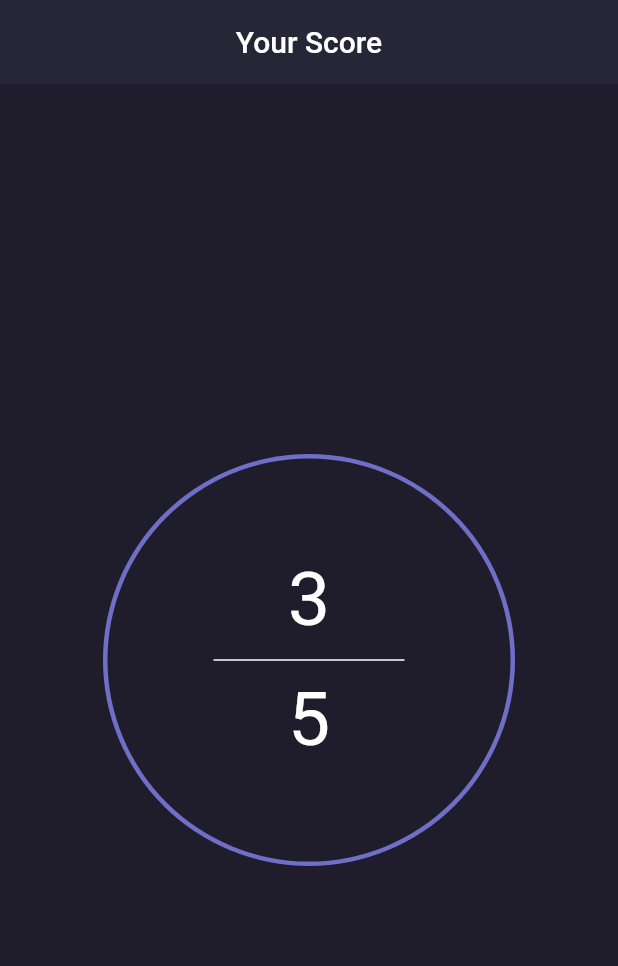
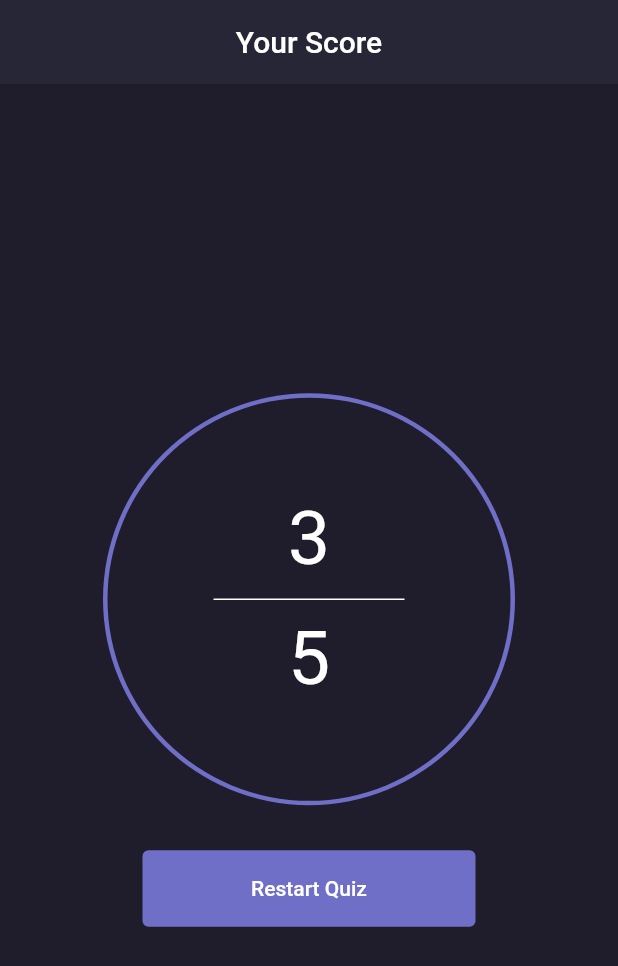
Before and after one commit to octoi/quiz-app, a Flutter app: the screen it shows after launch, on a phone screen of 412 x 824 dp. Shown: the top 966 px of the screen. Run offline on Flutter 3.47's test engine with Material 2 defaults, Android fonts, the phone set to English and light mode, and no system bars; our stand-ins replace html_unescape.

Commit message:
score screen

```diff
--- a/lib/screens/score_screen.dart
+++ b/lib/screens/score_screen.dart
@@ -1,4 +1,5 @@
 import 'package:flutter/material.dart';
+import 'package:quiz_app/screens/home_screen.dart';
 import 'package:quiz_app/utils/colors.dart';
 
 class ScoreScreen extends StatelessWidget {
@@ -60,6 +61,31 @@ class ScoreScreen extends StatelessWidget {
                     ),
                   ),
                 ),
+              ),
+              SizedBox(height: 30.0),
+              TextButton(
+                style: TextButton.styleFrom(
+                  primary: appPrimaryColor,
+                  backgroundColor: appPrimaryAccentColor,
+                ),
+                onPressed: () {
+                  Navigator.pushReplacement(
+                    context,
+                    MaterialPageRoute(builder: (BuildContext context) {
+                      return HomeScreen();
+                    }),
+                  );
+                },
+                child: Container(
+                  width: MediaQuery.of(context).size.width / 2,
+                  height: 35.0,
+                  child: Center(
+                    child: Text(
+                      'Restart Quiz',
+                      style: TextStyle(color: Colors.white),
+                    ),
+                  ),
+                ),
               )
             ],
           ),
```
